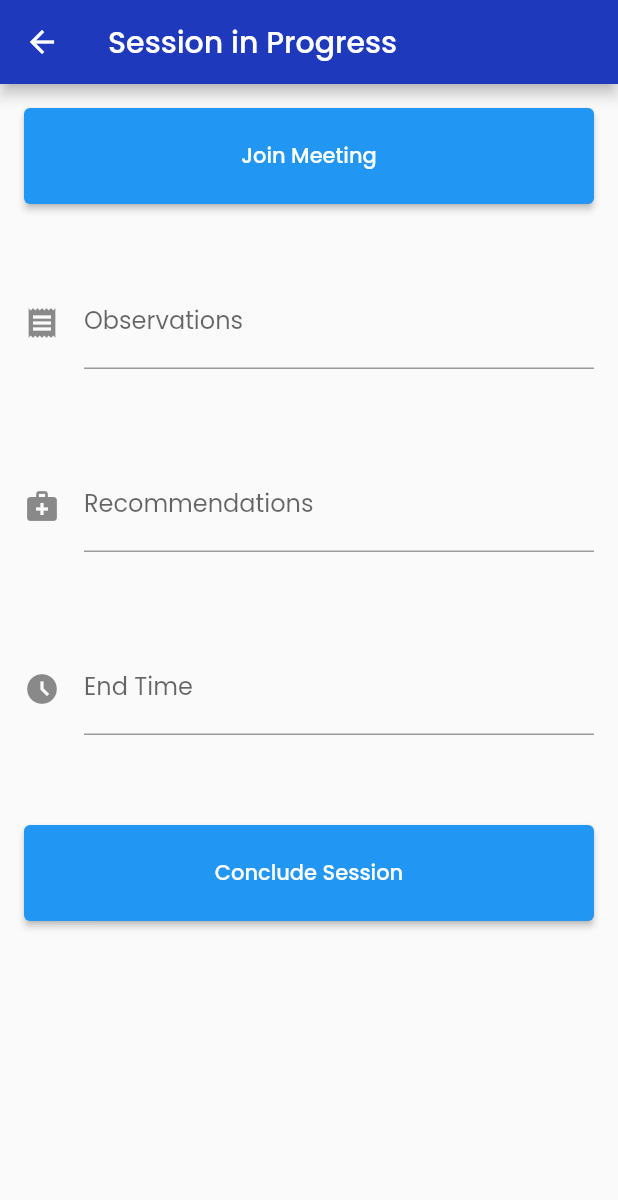
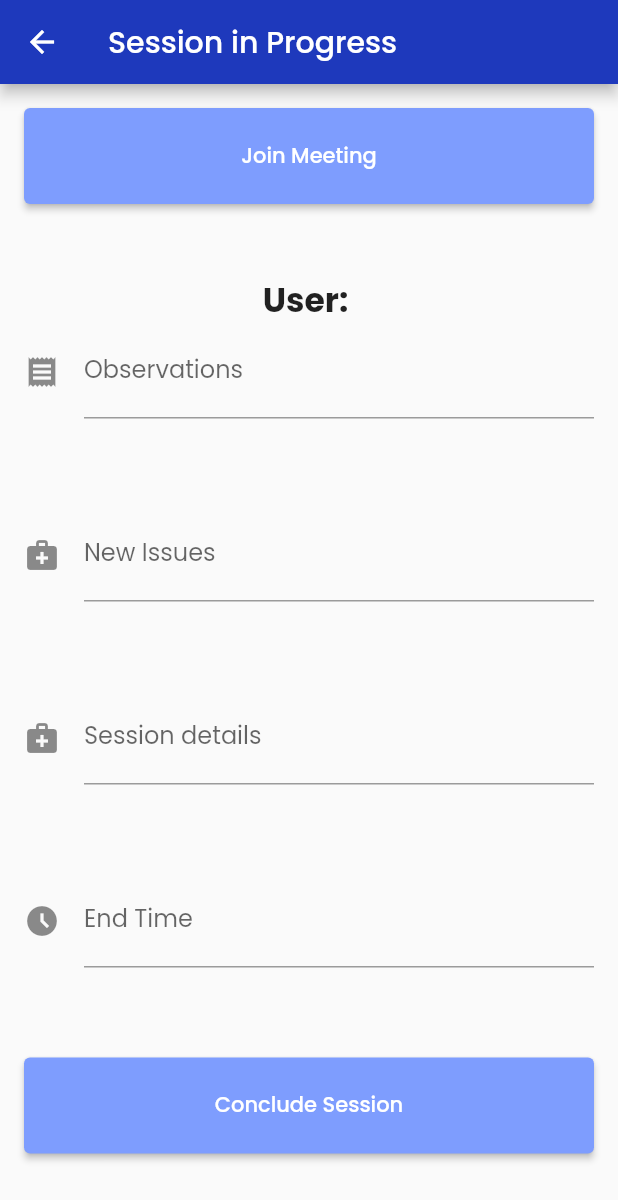
Before and after one commit to Hemant-Lohar/counselling-cell-app, a Flutter app: the Call screen opened directly with empty values, on a phone screen of 412 x 824 dp. Shown: the top 1200 px of the screen. Run offline on Flutter 3.47's test engine with Material 2 defaults, Android fonts, the light colour scheme and no system bars; our stand-ins replace camera, cloud_firestore, firebase_auth, firebase_core, firebase_messaging, fluttertoast and 3 more; missing offline and left inert: firebase_ml_model_downloader, jitsi_meet_wrapper, tflite_flutter, universal_html; accounts and stored records are empty.

Commit message:
Session format updated

```diff
--- a/lib/screens/counsellor/counsellorPage.dart
+++ b/lib/screens/counsellor/counsellorPage.dart
@@ -1,14 +1,12 @@
 import 'package:counselling_cell_application/screens/counsellor/session.dart';
 
 import 'package:cloud_firestore/cloud_firestore.dart';
-import 'package:counselling_cell_application/screens/counsellor/userList.dart';
 import 'package:firebase_auth/firebase_auth.dart';
 import 'package:flutter/material.dart';
-import 'package:provider/provider.dart';
 
 import '../../theme/Palette.dart';
 import 'counsellorHomePage.dart';
-import 'counsellorProfilePage.dart';
+import 'userList.dart';
 class CounsellorPage extends StatefulWidget {
   const CounsellorPage({Key? key}) : super(key: key);
 
--- a/lib/screens/counsellor/startCall.dart
+++ b/lib/screens/counsellor/startCall.dart
@@ -2,6 +2,7 @@ import 'dart:developer';
 import 'package:cloud_firestore/cloud_firestore.dart';
 import 'package:counselling_cell_application/screens/counsellor/counsellorHomePage.dart';
 import 'package:counselling_cell_application/screens/counsellor/session.dart';
+import 'package:counselling_cell_application/theme/palette.dart';
 import 'package:fluttertoast/fluttertoast.dart';
 import 'package:flutter/material.dart';
 import 'package:permission_handler/permission_handler.dart';
@@ -25,11 +26,14 @@ class Call extends StatefulWidget {
 class _CallState extends State<Call> {
   String id = "";
   String user = "";
+  String name = "";
+  int num = 0;
   bool isAudioMuted = true;
   bool isAudioOnly = false;
   bool isVideoMuted = true;
   final _observationController = TextEditingController();
-  final _reccomendationController = TextEditingController();
+  final _newIssuesController = TextEditingController();
+  final _detailsController = TextEditingController();
   final _timeEndController = TextEditingController();
   @override
   void initState() {
@@ -46,11 +50,22 @@ class _CallState extends State<Call> {
       final data = doc.data() as Map<String, dynamic>;
       setState(() {
         user = data["user"];
+        name = data["username"];
         log(user.toString());
+        FirebaseFirestore.instance
+            .collection("users")
+            .doc(user)
+            .get()
+            .then((DocumentSnapshot doc) {
+          final data = doc.data() as Map<String, dynamic>;
+          setState(() {
+            num = data["sessionCount"];
+            log(num.toString());
+          });
+        });
       });
     });
   }
-
 
   @override
   Widget build(BuildContext context) {
@@ -131,8 +146,8 @@ class _CallState extends State<Call> {
                 }
               },
               style: ButtonStyle(
-                backgroundColor:
-                    MaterialStateColor.resolveWith((states) => Colors.blue),
+                backgroundColor: MaterialStateColor.resolveWith(
+                    (states) => Palette.secondary),
               ),
               child: const Text(
                 "Join Meeting",
@@ -141,6 +156,12 @@ class _CallState extends State<Call> {
             ),
           ),
           const SizedBox(height: 48.0),
+          Center(
+            child: Text(
+              "User: $name",
+              style: const TextStyle(fontSize: 22, fontWeight: FontWeight.bold),
+            ),
+          ),
           SizedBox(
             width: double.maxFinite,
             child: TextField(
@@ -157,10 +178,22 @@ class _CallState extends State<Call> {
             width: double.maxFinite,
             child: TextField(
               keyboardType: TextInputType.text,
-              controller: _reccomendationController,
+              controller: _newIssuesController,
               decoration: const InputDecoration(
                 icon: Icon(Icons.medical_services),
-                labelText: "Recommendations",
+                labelText: "New Issues",
+              ),
+            ),
+          ),
+          const SizedBox(height: 60.0),
+          SizedBox(
+            width: double.maxFinite,
+            child: TextField(
+              keyboardType: TextInputType.text,
+              controller: _detailsController,
+              decoration: const InputDecoration(
+                icon: Icon(Icons.medical_services),
+                labelText: "Session details",
               ),
             ),
           ),
@@ -203,44 +236,64 @@ class _CallState extends State<Call> {
                   var data = doc.data() as Map<String, dynamic>;
                   data.addAll({
                     "observation": _observationController.text,
-                    "recommendation": _reccomendationController.text,
-                    "timeEnd": _timeEndController.text
+                    "new_issues": _newIssuesController.text,
+                    "details": _detailsController.text,
+                    "timeEnd": _timeEndController.text,
+                    "sessionNumber": num++
                   });
                   FirebaseFirestore.instance
                       .collection("counsellor")
                       .doc("counsellor@gmail.com")
-                      .collection("completed")
+                      .collection("completedSession")
                       .doc(id)
-                      .set(data);
+                      .set(data)
+                      .onError((error, stackTrace) {
+                    Fluttertoast.showToast(msg: "An error has occurred");
+                  });
                   FirebaseFirestore.instance
                       .collection("users")
                       .doc(user)
-                      .collection("completed")
+                      .collection("completedSession")
                       .doc(id)
-                      .set(data);
+                      .set(data)
+                      .onError((error, stackTrace) {
+                    Fluttertoast.showToast(msg: "An error has occurred");
+                  });
+                });
+                FirebaseFirestore.instance.collection("users").doc(user).update(
+                    {"sessionCount": num++}).onError((error, stackTrace) {
+                  Fluttertoast.showToast(msg: "An error has occurred");
                 });
                 FirebaseFirestore.instance
                     .collection("counsellor")
                     .doc("counsellor@gmail.com")
                     .collection("session")
-                    .doc(id).delete();
+                    .doc(id)
+                    .delete()
+                    .onError((error, stackTrace) {
+                  Fluttertoast.showToast(msg: "An error has occurred");
+                });
                 FirebaseFirestore.instance
                     .collection("users")
                     .doc(user)
                     .collection("session")
                     .doc(id)
-                    .delete();
+                    .delete()
+                    .onError((error, stackTrace) {
+                  Fluttertoast.showToast(msg: "An error has occurred");
+                });
 
                 Fluttertoast.showToast(msg: "Session data is saved");
                 _observationController.text = "";
-                _reccomendationController.text = "";
+                _newIssuesController.text = "";
+                _detailsController.text = "";
                 _timeEndController.text = "";
-                if(!mounted)return;
+                if (!mounted) return;
                 Navigator.pop(context);
               },
               style: ButtonStyle(
-                backgroundColor:
-                    MaterialStateColor.resolveWith((states) => Colors.blue),
+                backgroundColor: MaterialStateColor.resolveWith(
+                    (states) => Palette.secondary),
               ),
               child: const Text(
                 "Conclude Session",
@@ -272,7 +325,6 @@ class _CallState extends State<Call> {
   }
 
   _joinMeeting() async {
-
     Map<FeatureFlag, Object> featureFlags = {
       FeatureFlag.isConferenceTimerEnabled: false,
       FeatureFlag.isCalendarEnabled: false,
@@ -284,18 +336,18 @@ class _CallState extends State<Call> {
     };
     // Define meetings options here
     var options = JitsiMeetingOptions(
-      roomNameOrUrl:"CounsellingCell",
+      roomNameOrUrl: "CounsellingCell",
       subject: "Agenda",
       isAudioMuted: isAudioMuted,
       isAudioOnly: isAudioOnly,
       isVideoMuted: isVideoMuted,
-      userDisplayName:"counsellor",
+      userDisplayName: "counsellor",
       userEmail: "counsellor@gmail.com",
       featureFlags: featureFlags,
     );
 
     log("JitsiMeetingOptions: $options");
-    try{
+    try {
       await JitsiMeetWrapper.joinMeeting(
         options: options,
         listener: JitsiMeetingListener(
@@ -365,6 +417,4 @@ class _CallState extends State<Call> {
           hintText: hintText),
     );
   }
-
-
 }
--- a/lib/screens/counsellor/userList.dart
+++ b/lib/screens/counsellor/userList.dart
@@ -134,7 +134,7 @@ class _UserListState extends State<UserList> {
                       } else if (data['name']
                           .toString()
                           .toLowerCase()
-                          .startsWith(name.toLowerCase())) {
+                          .contains(name.toLowerCase())) {
                         return Container(
                           margin: const EdgeInsets.all(10),
                           padding: const EdgeInsets.only(left: 10),
--- a/lib/screens/login/registerPage.dart
+++ b/lib/screens/login/registerPage.dart
@@ -235,7 +235,8 @@ class _EducationDetailsState extends State<EducationDetails> {
                 modal.changeIndex(modal.activeIndex - 1);
               },
               style: ElevatedButton.styleFrom(
-                backgroundColor: Colors.black,
+                //backgroundColor: Colors.black,
+
                 padding:
                     const EdgeInsets.symmetric(horizontal: 40, vertical: 16),
                 shape: const StadiumBorder(),
@@ -256,7 +257,7 @@ class _EducationDetailsState extends State<EducationDetails> {
                 }
               },
               style: ElevatedButton.styleFrom(
-                backgroundColor: Colors.black,
+                //backgroundColor: Colors.black,
                 padding:
                     const EdgeInsets.symmetric(horizontal: 40, vertical: 16),
                 shape: const StadiumBorder(),
--- a/lib/screens/login/userModal.dart
+++ b/lib/screens/login/userModal.dart
@@ -12,6 +12,7 @@ class UserModal extends ChangeNotifier {
   String usergender ="";
   bool assessment=true;
   bool firstTime = true;
+  int sessionCount=0;
   int activeIndex = 0;
   int totalIndex = 3;
 
--- a/pubspec.yaml
+++ b/pubspec.yaml
@@ -52,7 +52,7 @@ dependencies:
   universal_html:
   get:
   tflite_flutter: ^0.9.0
-  hexcolor: ^3.0.1
+  hexcolor:
 dev_dependencies:
   flutter_test:
     sdk: flutter
```
Also changed, not shown: lib/screens/counsellor/addSessionWithUser.dart (+4 -4 lines), lib/screens/counsellor/userSession.dart (+67 -17 lines), lib/screens/counsellor/viewUser.dart (+98 -97 lines), pubspec.lock.
